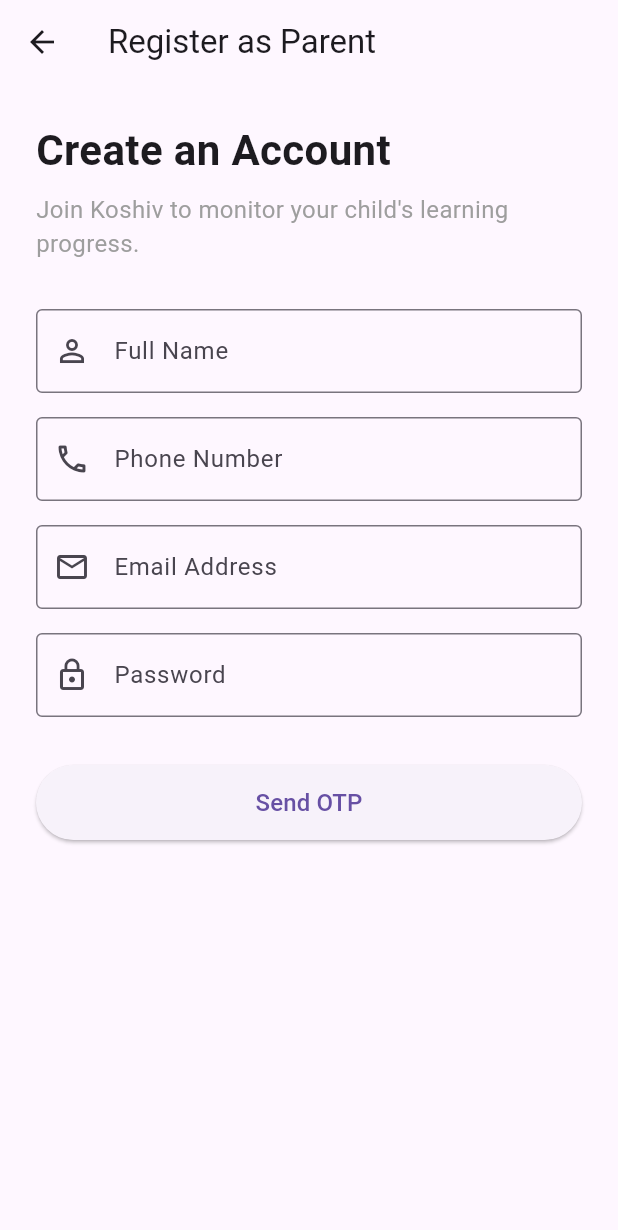
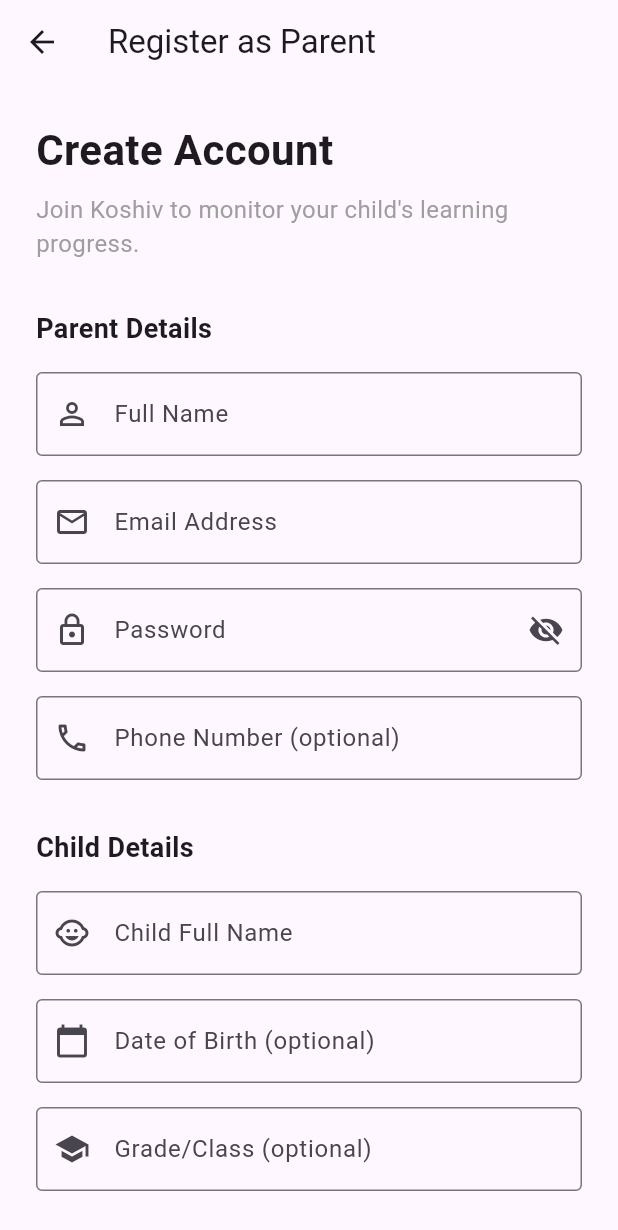
Before and after one commit to koushaljhacs/koshiv-kid-learning-app, a Flutter app: the ParentRegistrationScreen screen opened by its route, on a phone screen of 412 x 824 dp. Shown: the top 1230 px of the screen. Run offline on Flutter 3.47's test engine with Material 3 defaults, Android fonts, the phone set to English and light mode, and no system bars; our stand-ins replace flutter_dotenv.

Commit message:
feat: update registration form per backend spec and add otp verification screen

```diff
--- a/koshiv_frontend/lib/features/auth/presentation/parent_registration_screen.dart
+++ b/koshiv_frontend/lib/features/auth/presentation/parent_registration_screen.dart
@@ -9,14 +9,18 @@
  * Original File Version: 1.0.0
  * Complete Version Tracing:
  * Version 1.0.0 | Initial Parent Registration UI — Form fields for user data collection
+ * Version 1.1.0 | Updated form fields per backend API spec — Added child_name (required), child_dob, child_grade (optional), restructured layout into Parent Details and Child Details sections
+ * Version 1.1.1 | Added navigation to OtpVerificationScreen on successful validation
  *
- * Aim: Secure Parent Registration UI (Step 1)
- * Why: Collects foundational data required to trigger the OTP dispatch endpoint.
- *      Enforces strict UI-level validation before network execution.
+ * Aim: Secure Parent Registration UI (Step 1) — Aligned with POST /api/v1/auth/register/init
+ * Why: Collects parent_name, email, password (required), phone_number (optional)
+ *      plus child_name (required), child_dob, child_grade (optional).
+ *      On valid submission, navigates to OTP verification screen.
  * ============================================================
  */
 
 import 'package:flutter/material.dart';
+import 'otp_verification_screen.dart';
 
 class ParentRegistrationScreen extends StatefulWidget {
   const ParentRegistrationScreen({super.key});
@@ -26,34 +30,50 @@ class ParentRegistrationScreen extends StatefulWidget {
 }
 
 class _ParentRegistrationScreenState extends State<ParentRegistrationScreen> {
-  final TextEditingController _nameController = TextEditingController();
-  final TextEditingController _phoneController = TextEditingController();
+  final TextEditingController _parentNameController = TextEditingController();
   final TextEditingController _emailController = TextEditingController();
   final TextEditingController _passwordController = TextEditingController();
+  final TextEditingController _phoneController = TextEditingController();
+  final TextEditingController _childNameController = TextEditingController();
+  final TextEditingController _childDobController = TextEditingController();
+  final TextEditingController _childGradeController = TextEditingController();
+
+  bool _obscurePassword = true;
 
   @override
   void dispose() {
-    _nameController.dispose();
-    _phoneController.dispose();
+    _parentNameController.dispose();
     _emailController.dispose();
     _passwordController.dispose();
+    _phoneController.dispose();
+    _childNameController.dispose();
+    _childDobController.dispose();
+    _childGradeController.dispose();
     super.dispose();
   }
 
   void _handleSendOtp() {
-    if (_nameController.text.trim().isEmpty ||
-        _phoneController.text.trim().isEmpty ||
-        _emailController.text.trim().isEmpty ||
-        _passwordController.text.trim().isEmpty) {
+    final parentName = _parentNameController.text.trim();
+    final email = _emailController.text.trim();
+    final password = _passwordController.text.trim();
+    final childName = _childNameController.text.trim();
 
+    if (parentName.isEmpty || email.isEmpty || password.isEmpty || childName.isEmpty) {
       ScaffoldMessenger.of(context).showSnackBar(
-        const SnackBar(content: Text('Please fill all fields to continue.')),
+        const SnackBar(content: Text('Please fill all required fields: Parent Name, Email, Password, and Child Name.')),
       );
       return;
     }
 
     // Placeholder for actual API integration (POST /api/v1/auth/register/init)
-    debugPrint('Initiating OTP Dispatch for: ${_emailController.text}');
+    debugPrint('Initiating OTP Dispatch for: $email');
+
+    Navigator.push(
+      context,
+      MaterialPageRoute(
+        builder: (context) => OtpVerificationScreen(email: email),
+      ),
+    );
   }
 
   @override
@@ -70,7 +90,7 @@ class _ParentRegistrationScreenState extends State<ParentRegistrationScreen> {
             crossAxisAlignment: CrossAxisAlignment.start,
             children: [
               const Text(
-                'Create an Account',
+                'Create Account',
                 style: TextStyle(fontSize: 28, fontWeight: FontWeight.bold),
               ),
               const SizedBox(height: 8),
@@ -80,23 +100,19 @@ class _ParentRegistrationScreenState extends State<ParentRegistrationScreen> {
               ),
               const SizedBox(height: 32),
 
+              // Parent Details Section
+              const Text(
+                'Parent Details',
+                style: TextStyle(fontSize: 18, fontWeight: FontWeight.w600),
+              ),
+              const SizedBox(height: 16),
+
               TextField(
-                controller: _nameController,
+                controller: _parentNameController,
                 decoration: const InputDecoration(
                   labelText: 'Full Name',
                   border: OutlineInputBorder(),
                   prefixIcon: Icon(Icons.person_outline),
-                ),
-              ),
-              const SizedBox(height: 16),
-
-              TextField(
-                controller: _phoneController,
-                keyboardType: TextInputType.phone,
-                decoration: const InputDecoration(
-                  labelText: 'Phone Number',
-                  border: OutlineInputBorder(),
-                  prefixIcon: Icon(Icons.phone_outlined),
                 ),
               ),
               const SizedBox(height: 16),
@@ -114,11 +130,68 @@ class _ParentRegistrationScreenState extends State<ParentRegistrationScreen> {
 
               TextField(
                 controller: _passwordController,
-                obscureText: true,
+                obscureText: _obscurePassword,
+                decoration: InputDecoration(
+                  labelText: 'Password',
+                  border: const OutlineInputBorder(),
+                  prefixIcon: const Icon(Icons.lock_outline),
+                  suffixIcon: IconButton(
+                    icon: Icon(_obscurePassword ? Icons.visibility_off : Icons.visibility),
+                    onPressed: () {
+                      setState(() {
+                        _obscurePassword = !_obscurePassword;
+                      });
+                    },
+                  ),
+                ),
+              ),
+              const SizedBox(height: 16),
+
+              TextField(
+                controller: _phoneController,
+                keyboardType: TextInputType.phone,
                 decoration: const InputDecoration(
-                  labelText: 'Password',
+                  labelText: 'Phone Number (optional)',
                   border: OutlineInputBorder(),
-                  prefixIcon: Icon(Icons.lock_outline),
+                  prefixIcon: Icon(Icons.phone_outlined),
+                ),
+              ),
+              const SizedBox(height: 32),
+
+              // Child Details Section
+              const Text(
+                'Child Details',
+                style: TextStyle(fontSize: 18, fontWeight: FontWeight.w600),
+              ),
+              const SizedBox(height: 16),
+
+              TextField(
+                controller: _childNameController,
+                decoration: const InputDecoration(
+                  labelText: 'Child Full Name',
+                  border: OutlineInputBorder(),
+                  prefixIcon: Icon(Icons.child_care),
+                ),
+              ),
+              const SizedBox(height: 16),
+
+              TextField(
+                controller: _childDobController,
+                decoration: const InputDecoration(
+                  labelText: 'Date of Birth (optional)',
+                  hintText: 'YYYY-MM-DD',
+                  border: OutlineInputBorder(),
+                  prefixIcon: Icon(Icons.calendar_today),
+                ),
+              ),
+              const SizedBox(height: 16),
+
+              TextField(
+                controller: _childGradeController,
+                decoration: const InputDecoration(
+                  labelText: 'Grade/Class (optional)',
+                  border: OutlineInputBorder(),
+                  prefixIcon: Icon(Icons.school),
                 ),
               ),
               const SizedBox(height: 32),
@@ -131,6 +204,7 @@ class _ParentRegistrationScreenState extends State<ParentRegistrationScreen> {
                   child: const Text('Send OTP', style: TextStyle(fontSize: 16)),
                 ),
               ),
+              const SizedBox(height: 16),
             ],
           ),
         ),
```
Also changed, not shown: koshiv_frontend/lib/features/auth/presentation/otp_verification_screen.dart (added, +229 -0 lines).
